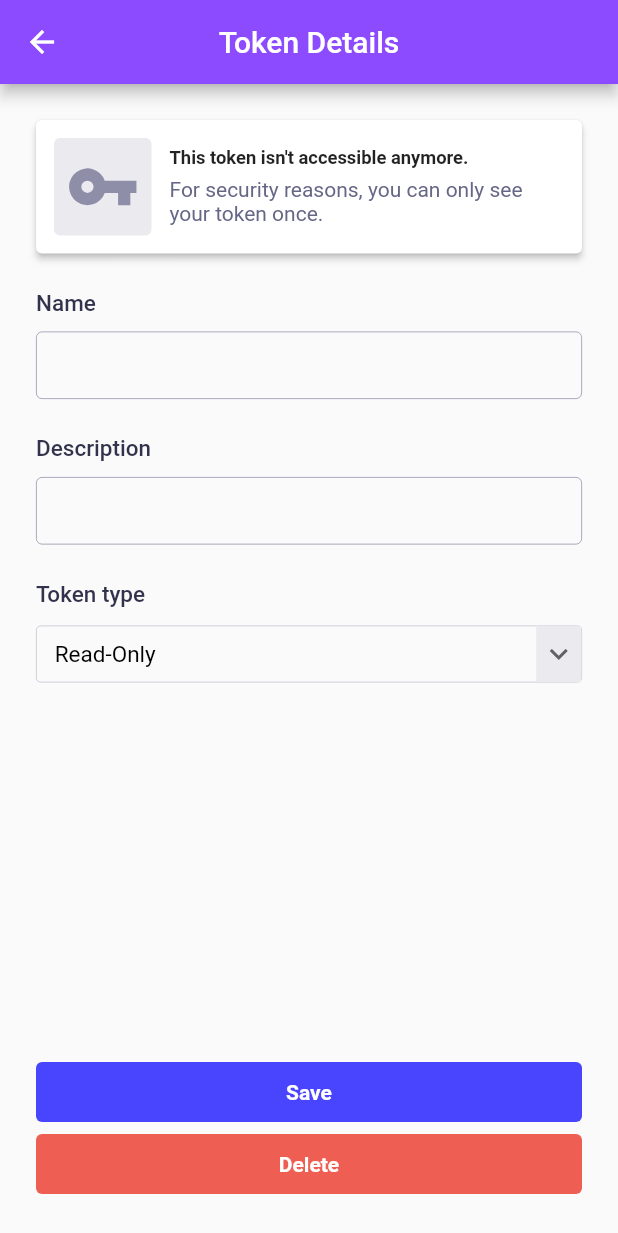
After one commit to Saad-ISAA/strapi-mobile, a Flutter app: the APITokenDetailsScreen screen opened directly, on a phone screen of 412 x 824 dp. The commit adds this screen. Shown: the top 1233 px of the screen. Run offline on Flutter 3.47's test engine with Material 2 defaults, Android fonts, the phone set to English and light mode, and no system bars; our stand-ins replace flutter_svg, font_awesome_flutter, shared_preferences, velocity_x, video_player; accounts and stored records are empty; Roboto replaces fonts that are missing (OpenSans).

Commit message:
finalised API Token screens with proper code

```diff
--- a/lib/Customwidgets/dialogs.dart
+++ b/lib/Customwidgets/dialogs.dart
@@ -346,7 +346,7 @@ dynamic showAddAPITokenDialog(context) {
                   SingleChildScrollView(
                     physics: BouncingScrollPhysics(),
                     child: Column(
-                      crossAxisAlignment: CrossAxisAlignment.center,
+                      crossAxisAlignment: CrossAxisAlignment.start,
                       mainAxisSize: MainAxisSize.min,
                       children: [
                         55.heightBox,
@@ -358,6 +358,11 @@ dynamic showAddAPITokenDialog(context) {
                           controller: descriptionController,
                           title: 'Description',
                         ).p(16).py(8),
+                        Text(
+                          'Token type',
+                          style: labelStyle,
+                        ).px(16),
+                        12.heightBox,
                         StrapiDropdown(
                           value: 0,
                           onChanged: (v) {},
--- /dev/null
+++ b/lib/pages/settings_pages/api_details_screen.dart
@@ -0,0 +1,107 @@
+import 'package:flutter/material.dart';
+import 'package:flutter_svg/svg.dart';
+import 'package:strapi_flutter_cms/Customwidgets/buttons.dart';
+import 'package:strapi_flutter_cms/Customwidgets/dropdown.dart';
+import 'package:strapi_flutter_cms/Customwidgets/textfields.dart';
+import 'package:strapi_flutter_cms/shared/colors.dart';
+import 'package:velocity_x/velocity_x.dart';
+
+class APITokenDetailsScreen extends StatefulWidget {
+  const APITokenDetailsScreen({Key key}) : super(key: key);
+
+  @override
+  _APITokenDetailsScreenState createState() => _APITokenDetailsScreenState();
+}
+
+class _APITokenDetailsScreenState extends State<APITokenDetailsScreen> {
+  var nameController = TextEditingController();
+  var descriptionController = TextEditingController();
+  @override
+  Widget build(BuildContext context) {
+    return Scaffold(
+      appBar: AppBar(
+        title: Text('Token Details'),
+        centerTitle: true,
+      ),
+      body: Column(
+        crossAxisAlignment: CrossAxisAlignment.start,
+        mainAxisSize: MainAxisSize.min,
+        children: [
+          Card(
+            margin: EdgeInsets.all(0),
+            elevation: 2,
+            child: Row(
+              children: [
+                Container(
+                    height: 65,
+                    width: 65,
+                    decoration: BoxDecoration(
+                        color: neutral150,
+                        borderRadius: BorderRadius.circular(4)),
+                    child: SvgPicture.asset('assets/icons/api_key.svg').p(8)),
+                12.widthBox,
+                Flexible(
+                  child: Column(
+                    crossAxisAlignment: CrossAxisAlignment.start,
+                    children: [
+                      "This token isn't accessible anymore."
+                          .text
+                          .sm
+                          .semiBold
+                          .make(),
+                      6.heightBox,
+                      "For security reasons, you can only see your token once."
+                          .text
+                          .color(neutral600)
+                          .make()
+                    ],
+                  ),
+                )
+              ],
+            ).p(12),
+          ),
+          24.heightBox,
+          PrimaryTextField(
+            controller: nameController,
+            title: 'Name',
+          ),
+          PrimaryTextField(
+            controller: descriptionController,
+            title: 'Description',
+          ).py(24),
+          Text(
+            'Token type',
+            style: labelStyle,
+          ),
+          12.heightBox,
+          StrapiDropdown(
+            value: 0,
+            onChanged: (v) {},
+            items: [
+              DropdownMenuItem(
+                child: Text('Read-Only'),
+                value: 0,
+              ),
+              DropdownMenuItem(
+                child: Text('Full Access'),
+                value: 1,
+              ),
+            ],
+          ),
+          16.heightBox,
+          Spacer(),
+          PrimarySquareButton(
+            onPressed: () {},
+            color: Theme.of(context).colorScheme.secondary,
+            text: 'Save',
+          ),
+          PrimarySquareButton(
+            onPressed: () {},
+            color: Theme.of(context).colorScheme.error,
+            text: 'Delete',
+          ),
+        ],
+      ).p(24),
+    );
+  }
+}
--- a/lib/pages/settings_pages/api_tokens.dart
+++ b/lib/pages/settings_pages/api_tokens.dart
@@ -1,6 +1,7 @@
 import 'package:flutter/material.dart';
 import 'package:strapi_flutter_cms/Customwidgets/buttons.dart';
 import 'package:strapi_flutter_cms/Customwidgets/dialogs.dart';
+import 'package:strapi_flutter_cms/pages/settings_pages/api_details_screen.dart';
 import 'package:strapi_flutter_cms/shared/colors.dart';
 import 'package:velocity_x/velocity_x.dart';
 
@@ -132,7 +133,10 @@ class APITokensRow extends StatelessWidget {
   @override
   Widget build(BuildContext context) {
     return InkWell(
-      onTap: () {},
+      onTap: () {
+        Navigator.of(context).push(
+            MaterialPageRoute(builder: (context) => APITokenDetailsScreen()));
+      },
       child: Row(
         mainAxisAlignment: MainAxisAlignment.spaceBetween,
         children: [
```
Also changed, not shown: assets/icons/api_key.svg (added), pubspec.lock, 2 other files.
